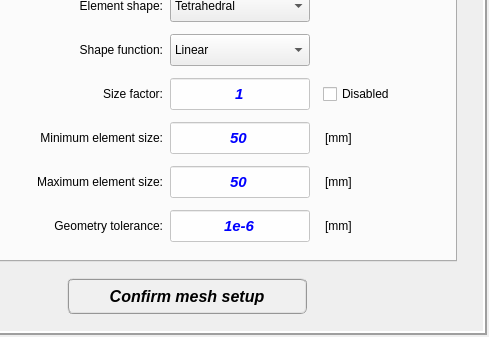
Qt form data/ui_files/mesh/element_setup.ui (MOPT-UFSC/VIBRA) before a commit; both pictures show x 115 to 604 and y 183 to 520 of the 604 by 520 pixel window.
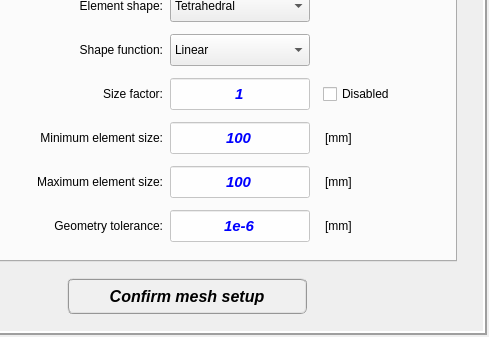
The same form after that commit.

Patch:
```diff
--- a/data/ui_files/mesh/element_setup.ui
+++ b/data/ui_files/mesh/element_setup.ui
@@ -408,7 +408,7 @@
 QLineEdit::Disabled{color: rgb(120,120,120); background-color: rgba(0, 0, 0, 0)}</string>
                 </property>
                 <property name="text">
-                 <string>50</string>
+                 <string>100</string>
                 </property>
                 <property name="alignment">
                  <set>Qt::AlignCenter</set>
@@ -676,7 +676,7 @@
 QLineEdit::Disabled{color: rgb(120,120,120); background-color: rgba(0, 0, 0, 0)}</string>
                 </property>
                 <property name="text">
-                 <string>50</string>
+                 <string>100</string>
                 </property>
                 <property name="alignment">
                  <set>Qt::AlignCenter</set>
```
Left out of the diff: 2 changed lines with no effect on the pictures.
